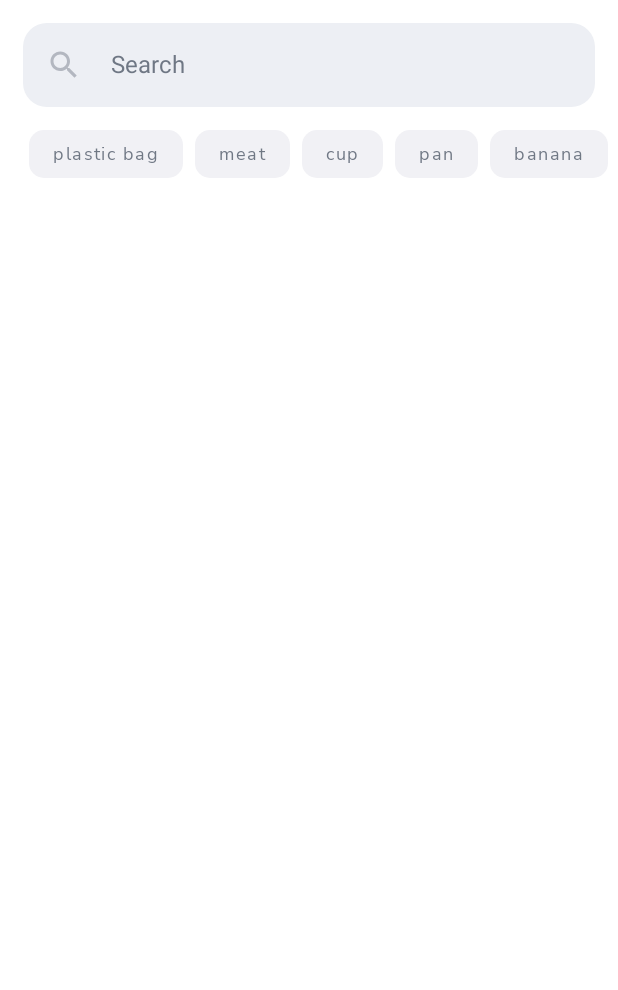
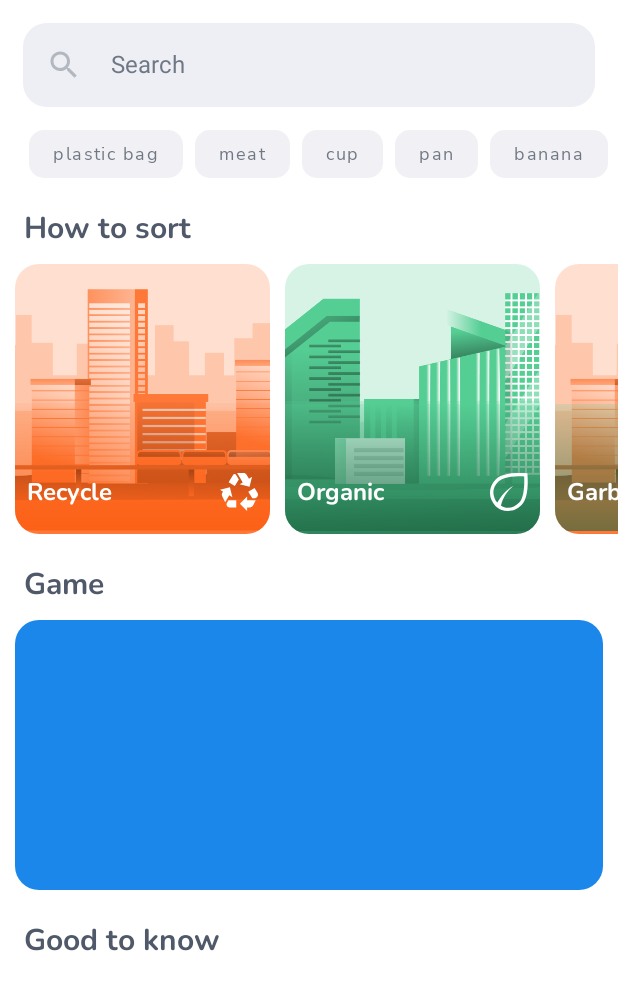
Before and after one commit to Ninise/BinitAndroid, an Android app built with Jetpack Compose: the screen it shows after launch (MainActivity), on a phone screen of 412 x 824 dp. Shown: the top 990 px of the screen. Run offline under Robolectric (Android 15) with nearby library versions, the phone set to English and light mode, and no system bars; our stand-ins replace Dagger/Hilt's generated code; pictures from the network do not load.

Commit message:
Added how to sort section and mocks of others

```diff
--- /dev/null
+++ b/app/src/main/java/com/ndteam/wasteandroidapp/models/GarbageCategory.kt
@@ -0,0 +1,14 @@
+package com.ndteam.wasteandroidapp.models
+
+import com.ndteam.wasteandroidapp.R
+
+data class GarbageCategory(
+    val title: String,
+    val image: Int,
+    val type: RecycleType
+) : GarbageIcon(type) {
+    fun returnShadow() = when(type) {
+        RecycleType.RECYCLE -> R.drawable.ic_recycle_shadow_maincard
+        else -> R.drawable.ic_shadow_organic_maincard
+    }
+}
--- /dev/null
+++ b/app/src/main/java/com/ndteam/wasteandroidapp/models/GarbageIcon.kt
@@ -0,0 +1,13 @@
+package com.ndteam.wasteandroidapp.models
+
+import com.ndteam.wasteandroidapp.R
+
+open class GarbageIcon(private val type: RecycleType) {
+
+    fun returnImage() = when (type) {
+        RecycleType.RECYCLE -> R.drawable.ic_recycle
+        RecycleType.ORGANIC -> R.drawable.ic_organic
+        else -> R.drawable.ic_garbage
+    }
+
+}
--- a/app/src/main/java/com/ndteam/wasteandroidapp/models/GarbageItem.kt
+++ b/app/src/main/java/com/ndteam/wasteandroidapp/models/GarbageItem.kt
@@ -7,13 +7,7 @@ data class GarbageItem(
     val name: String,
     val wayToRecycler: String,
     val type: RecycleType,
-) {
-    fun returnImage() = when (type) {
-        RecycleType.RECYCLE -> R.drawable.ic_recycle
-        RecycleType.ORGANIC -> R.drawable.ic_organic
-        else -> R.drawable.ic_garbage
-    }
-}
+) : GarbageIcon(type)
 
 enum class RecycleType {
     RECYCLE, GARBAGE, ORGANIC
--- a/app/src/main/java/com/ndteam/wasteandroidapp/view/main/screens/main/MainScreen.kt
+++ b/app/src/main/java/com/ndteam/wasteandroidapp/view/main/screens/main/MainScreen.kt
@@ -1,23 +1,43 @@
 package com.ndteam.wasteandroidapp.view.main.screens.main
 
+import android.icu.text.CaseMap.Title
+import androidx.compose.foundation.Image
 import androidx.compose.foundation.background
-import androidx.compose.foundation.layout.Column
-import androidx.compose.foundation.layout.fillMaxSize
-import androidx.compose.foundation.layout.padding
+import androidx.compose.foundation.horizontalScroll
+import androidx.compose.foundation.layout.*
 import androidx.compose.foundation.lazy.LazyRow
 import androidx.compose.foundation.lazy.items
+import androidx.compose.foundation.rememberScrollState
+import androidx.compose.foundation.shape.RoundedCornerShape
+import androidx.compose.material.Icon
+import androidx.compose.material.MaterialTheme
+import androidx.compose.material.Text
 import androidx.compose.runtime.Composable
 import androidx.compose.runtime.mutableStateOf
 import androidx.compose.runtime.remember
+import androidx.compose.ui.Alignment
 import androidx.compose.ui.Modifier
+import androidx.compose.ui.draw.clip
 import androidx.compose.ui.graphics.Color
+import androidx.compose.ui.layout.ContentScale
+import androidx.compose.ui.res.painterResource
+import androidx.compose.ui.text.font.FontWeight
 import androidx.compose.ui.text.input.TextFieldValue
 import androidx.compose.ui.tooling.preview.Preview
 import androidx.compose.ui.unit.dp
+import androidx.compose.ui.unit.sp
 import androidx.navigation.NavController
+import com.ndteam.wasteandroidapp.ui.theme.BodyText
+import com.ndteam.wasteandroidapp.ui.theme.Nunito
+import com.ndteam.wasteandroidapp.ui.theme.TitleText
 import com.ndteam.wasteandroidapp.view.main.navigation.MainScreens
 import com.ndteam.wasteandroidapp.view.main.screens.search.SearchChip
 import com.ndteam.wasteandroidapp.view.main.screens.search.SearchView
+import com.ndteam.wasteandroidapp.R
+import com.ndteam.wasteandroidapp.models.GarbageCategory
+import com.ndteam.wasteandroidapp.models.RecycleType
+import com.ndteam.wasteandroidapp.ui.theme.MainBlue
+
 
 @Composable
 fun MainScreen(navController: NavController?) {
@@ -25,6 +45,11 @@ fun MainScreen(navController: NavController?) {
 
     val searchSuggestions = arrayListOf<String>("plastic bag", "meat", "cup", "pan", "banana")
 
+    val garbageCategories = arrayListOf<GarbageCategory>(
+        GarbageCategory("Recycle", R.drawable.ic_recycle_maincard, RecycleType.RECYCLE),
+        GarbageCategory("Organic", R.drawable.ic_organic_maincard, RecycleType.ORGANIC),
+        GarbageCategory("Garbage", R.drawable.ic_recycle_maincard, RecycleType.GARBAGE),
+    )
 
     Column(modifier = Modifier
         .fillMaxSize()
@@ -42,6 +67,99 @@ fun MainScreen(navController: NavController?) {
             }
         }
 
+        TextTitleMain(title = "How to sort")
+
+        Row (modifier = Modifier
+            .fillMaxWidth()
+            .horizontalScroll(rememberScrollState())
+            .padding(start = 10.dp)) {
+
+            for (i in garbageCategories.indices) {
+                GarbageTypeCard(garbageCategories[i])
+            }
+
+        }
+
+        TextTitleMain(title = "Game")
+
+        Box(modifier = Modifier
+            .fillMaxWidth()
+            .height(180.dp)
+            .padding(horizontal = 10.dp)
+            .background(color = MainBlue, shape = RoundedCornerShape(16.dp))
+        )
+
+        TextTitleMain(title = "Good to know")
+
+    }
+}
+
+@Composable
+fun TextTitleMain(title: String) {
+    Text(
+        text = title,
+        color = TitleText,
+        fontFamily = Nunito,
+        fontWeight = FontWeight.Bold,
+        fontSize = 20.sp,
+        modifier = Modifier.padding(start = 16.dp, top = 20.dp, bottom = 10.dp)
+    )
+}
+
+@Composable
+fun GarbageTypeCard(item: GarbageCategory) {
+    Box (modifier = Modifier
+        .width(180.dp)
+        .height(180.dp)
+        .background(color = Color.Transparent, shape = RoundedCornerShape(16.dp))
+        .padding(end = 10.dp)) {
+
+        Image(
+            painter = painterResource(id = item.image),
+            contentDescription = "Back city type",
+            modifier = Modifier
+                .fillMaxSize()
+                .clip(RoundedCornerShape(16.dp)),
+            contentScale = ContentScale.Crop)
+
+        Image(
+            painter = painterResource(id = item.returnShadow()),
+            contentDescription = "Back shadow type",
+            modifier = Modifier
+                .fillMaxWidth()
+                .height(90.dp)
+                .align(alignment = Alignment.BottomCenter)
+                .clip(RoundedCornerShape(bottomEnd = 16.dp, bottomStart = 16.dp)))
+
+
+        Row (
+            modifier = Modifier
+                .fillMaxWidth()
+                .padding(horizontal = 8.dp, vertical = 15.dp)
+                .align(alignment = Alignment.BottomCenter),
+            verticalAlignment = Alignment.CenterVertically) {
+
+            Text(
+                text = item.title,
+                color = Color.White,
+                fontFamily = Nunito,
+                fontWeight = FontWeight.Bold,
+                fontSize = 16.sp,
+            )
+
+            Spacer(modifier = Modifier.weight(1f))
+
+            Icon(
+                painterResource(id = item.returnImage()),
+                tint = Color.White,
+                contentDescription = "",
+                modifier = Modifier
+                    .size(25.dp)
+                    .align(Alignment.CenterVertically),
+            )
+
+        }
+
 
     }
 }
--- /dev/null
+++ b/app/src/main/res/drawable/ic_recycle_shadow_maincard.xml
@@ -0,0 +1,21 @@
+<vector xmlns:android="http://schemas.android.com/apk/res/android"
+    xmlns:aapt="http://schemas.android.com/aapt"
+    android:width="180dp"
+    android:height="90dp"
+    android:viewportWidth="160"
+    android:viewportHeight="90">
+  <path
+      android:pathData="M0,0h162v90h-162z">
+    <aapt:attr name="android:fillColor">
+      <gradient
+          android:startX="81"
+          android:startY="0"
+          android:endX="81"
+          android:endY="90"
+          android:type="linear">
+        <item android:offset="0" android:color="#0CFB5607"/>
+        <item android:offset="1" android:color="#ADFB5607"/>
+      </gradient>
+    </aapt:attr>
+  </path>
+</vector>
--- /dev/null
+++ b/app/src/main/res/drawable/ic_shadow_organic_maincard.xml
@@ -0,0 +1,21 @@
+<vector xmlns:android="http://schemas.android.com/apk/res/android"
+    xmlns:aapt="http://schemas.android.com/aapt"
+    android:width="180dp"
+    android:height="89dp"
+    android:viewportWidth="160"
+    android:viewportHeight="89">
+  <path
+      android:pathData="M0,0h162v90h-162z">
+    <aapt:attr name="android:fillColor">
+      <gradient
+          android:startX="81"
+          android:startY="0"
+          android:endX="81"
+          android:endY="90"
+          android:type="linear">
+        <item android:offset="0" android:color="#3055CE94"/>
+        <item android:offset="1" android:color="#9B1C6643"/>
+      </gradient>
+    </aapt:attr>
+  </path>
+</vector>
```
Also changed, not shown: app/src/main/java/com/ndteam/wasteandroidapp/ui/theme/Color.kt (line endings or trailing spaces), app/src/main/res/drawable/ic_organic_maincard.png (added), app/src/main/res/drawable/ic_recycle_maincard.png (added).
